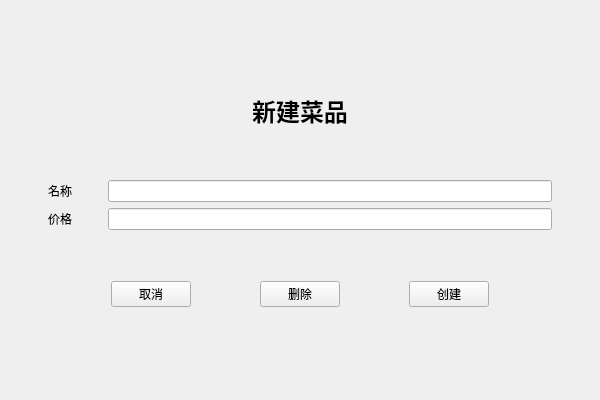
This is ui/new.ui in fanenr/cxx-DS-client as Qt 5 draws it before an edit. The edited form follows.
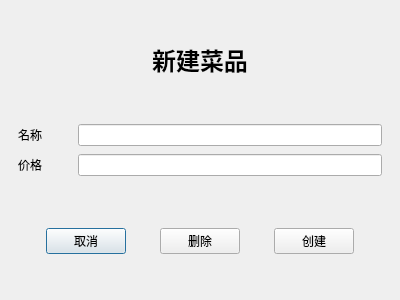
This is the edited form.

```diff
--- a/ui/new.ui
+++ b/ui/new.ui
@@ -1,47 +1,31 @@
 <?xml version="1.0" encoding="UTF-8"?>
 <ui version="4.0">
  <class>New</class>
- <widget class="QMainWindow" name="New">
+ <widget class="QDialog" name="New">
   <property name="geometry">
    <rect>
     <x>0</x>
     <y>0</y>
-    <width>600</width>
-    <height>400</height>
+    <width>400</width>
+    <height>300</height>
    </rect>
   </property>
   <property name="windowTitle">
    <string>新建菜品</string>
   </property>
-  <widget class="QWidget" name="center">
-   <layout class="QVBoxLayout" name="vlay">
+  <layout class="QVBoxLayout" name="vlay" stretch="1,0,1">
     <property name="leftMargin">
-     <number>48</number>
+    <number>18</number>
     </property>
     <property name="topMargin">
-     <number>48</number>
+    <number>0</number>
     </property>
     <property name="rightMargin">
-     <number>48</number>
+    <number>18</number>
     </property>
     <property name="bottomMargin">
-     <number>48</number>
-    </property>
-    <item>
-     <spacer name="vsp1">
-      <property name="orientation">
-       <enum>Qt::Vertical</enum>
-      </property>
-      <property name="sizeHint" stdset="0">
-       <size>
-        <width>20</width>
-        <height>40</height>
-       </size>
-      </property>
-     </spacer>
-    </item>
-    <item>
-     <layout class="QHBoxLayout" name="hlay1">
+    <number>0</number>
+   </property>
       <item>
        <widget class="QLabel" name="label1">
         <property name="font">
@@ -54,30 +38,18 @@
          <string>新建菜品</string>
         </property>
         <property name="alignment">
-         <set>Qt::AlignCenter</set>
-        </property>
-       </widget>
-      </item>
-     </layout>
-    </item>
-    <item>
-     <spacer name="vsp2">
-      <property name="orientation">
-       <enum>Qt::Vertical</enum>
-      </property>
-      <property name="sizeHint" stdset="0">
-       <size>
-        <width>20</width>
-        <height>40</height>
-       </size>
-      </property>
-     </spacer>
+      <set>Qt::AlignmentFlag::AlignCenter</set>
+     </property>
+    </widget>
     </item>
     <item>
      <layout class="QFormLayout" name="flay">
       <property name="horizontalSpacing">
        <number>36</number>
       </property>
+     <property name="verticalSpacing">
+      <number>8</number>
+     </property>
       <item row="0" column="0">
        <widget class="QLabel" name="label2">
         <property name="text">
@@ -88,9 +60,6 @@
       <item row="0" column="1">
        <widget class="QLineEdit" name="ledit1"/>
       </item>
-      <item row="1" column="1">
-       <widget class="QLineEdit" name="ledit2"/>
-      </item>
       <item row="1" column="0">
        <widget class="QLabel" name="label3">
         <property name="text">
@@ -98,37 +67,14 @@
         </property>
        </widget>
       </item>
-     </layout>
-    </item>
-    <item>
-     <spacer name="vsp3">
-      <property name="orientation">
-       <enum>Qt::Vertical</enum>
-      </property>
-      <property name="sizeHint" stdset="0">
-       <size>
-        <width>20</width>
-        <height>40</height>
-       </size>
-      </property>
-     </spacer>
+     <item row="1" column="1">
+      <widget class="QLineEdit" name="ledit2"/>
+     </item>
+    </layout>
     </item>
     <item>
      <layout class="QHBoxLayout" name="hlay2">
-      <item>
-       <spacer name="hsp1">
-        <property name="orientation">
-         <enum>Qt::Horizontal</enum>
-        </property>
-        <property name="sizeHint" stdset="0">
-         <size>
-          <width>40</width>
-          <height>20</height>
-         </size>
-        </property>
-       </spacer>
-      </item>
-      <item>
+     <item alignment="Qt::AlignmentFlag::AlignVCenter">
        <widget class="QPushButton" name="pbtn1">
         <property name="sizePolicy">
          <sizepolicy hsizetype="Fixed" vsizetype="Fixed">
@@ -141,20 +87,7 @@
         </property>
        </widget>
       </item>
-      <item>
-       <spacer name="hsp2">
-        <property name="orientation">
-         <enum>Qt::Horizontal</enum>
-        </property>
-        <property name="sizeHint" stdset="0">
-         <size>
-          <width>40</width>
-          <height>20</height>
-         </size>
-        </property>
-       </spacer>
-      </item>
-      <item>
+     <item alignment="Qt::AlignmentFlag::AlignVCenter">
        <widget class="QPushButton" name="pbtn2">
         <property name="sizePolicy">
          <sizepolicy hsizetype="Fixed" vsizetype="Fixed">
@@ -167,20 +100,7 @@
         </property>
        </widget>
       </item>
-      <item>
-       <spacer name="hsp3">
-        <property name="orientation">
-         <enum>Qt::Horizontal</enum>
-        </property>
-        <property name="sizeHint" stdset="0">
-         <size>
-          <width>40</width>
-          <height>20</height>
-         </size>
-        </property>
-       </spacer>
-      </item>
-      <item>
+     <item alignment="Qt::AlignmentFlag::AlignVCenter">
        <widget class="QPushButton" name="pbtn3">
         <property name="sizePolicy">
          <sizepolicy hsizetype="Fixed" vsizetype="Fixed">
@@ -193,36 +113,9 @@
         </property>
        </widget>
       </item>
-      <item>
-       <spacer name="hsp4">
-        <property name="orientation">
-         <enum>Qt::Horizontal</enum>
-        </property>
-        <property name="sizeHint" stdset="0">
-         <size>
-          <width>40</width>
-          <height>20</height>
-         </size>
-        </property>
-       </spacer>
-      </item>
-     </layout>
-    </item>
-    <item>
-     <spacer name="vsp4">
-      <property name="orientation">
-       <enum>Qt::Vertical</enum>
-      </property>
-      <property name="sizeHint" stdset="0">
-       <size>
-        <width>20</width>
-        <height>40</height>
-       </size>
-      </property>
-     </spacer>
-    </item>
-   </layout>
-  </widget>
+    </layout>
+   </item>
+  </layout>
  </widget>
  <resources/>
  <connections/>
```
Lines whose indentation alone changed are shown as unchanged.
